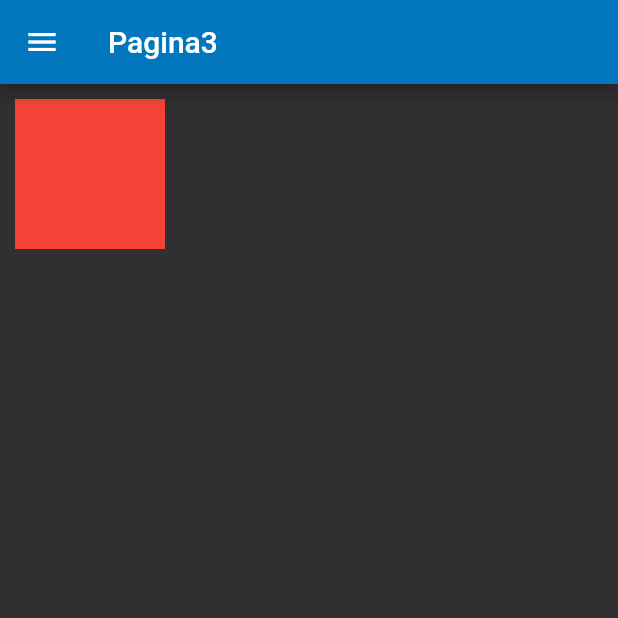
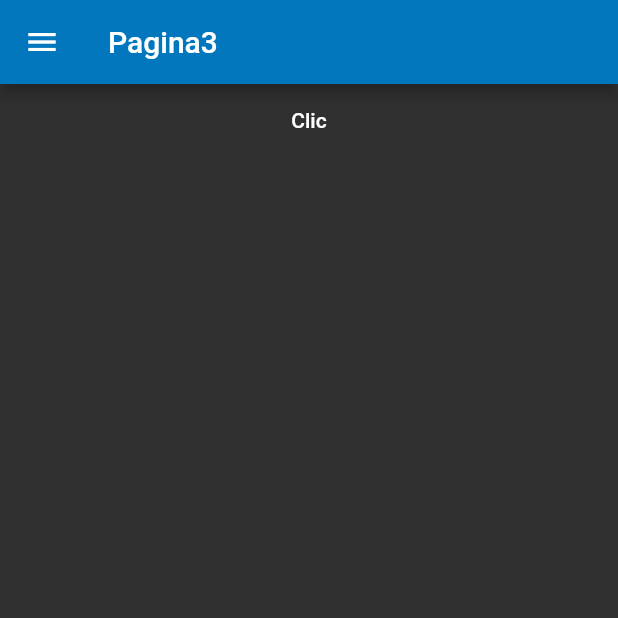
Before and after one commit to nduranduran/bottom, a Flutter app: the PageTres screen opened by its route, on a phone screen of 412 x 824 dp, the top half of it. Run offline on Flutter 3.47's test engine with Material 2 defaults, Android fonts, the phone set to English and light mode, and no system bars; our stand-ins replace rxdart; network calls fail.

Commit message:
cambios2

```diff
--- /dev/null
+++ b/lib/src/blocs/PaginaTresBloc.dart
@@ -0,0 +1,12 @@
+import 'package:rxdart/rxdart.dart';
+
+class PaginaTresBloc {
+  final listaColores = PublishSubject<String>();
+
+  Observable<String> get outListColors => listaColores.stream;
+
+  cambiarColor(String color){
+    listaColores.sink.add(color);
+  }
+
+}
--- a/lib/src/blocs/PostsBloc.dart
+++ b/lib/src/blocs/PostsBloc.dart
@@ -10,6 +10,7 @@ class PostsBloc {
   final _cambio = PublishSubject<bool>();
 
   Observable<List<PostsModel>> get outPosts => _postsList.stream;
+
   Observable<bool> get outBool => _cambio.stream;
 
   getPosts()async{
--- a/lib/src/resources/PostRepository.dart
+++ b/lib/src/resources/PostRepository.dart
@@ -4,6 +4,7 @@ import 'package:bottomnavegationbar/src/models/PostsModel.dart';
 import 'package:bottomnavegationbar/src/resources/PostsApi.dart';
 
 class PostRepository {
+
   final postsApi = PostApi();
 
   Future<List<PostsModel>> getPosts() => postsApi.getPosts();
--- a/lib/src/resources/PostsApi.dart
+++ b/lib/src/resources/PostsApi.dart
@@ -1,9 +1,9 @@
 import 'dart:convert';
-
 import 'package:bottomnavegationbar/src/models/PostsModel.dart';
 import 'package:http/http.dart' as http ;
 
 class PostApi {
+
   var client = http.Client();
 
   Future<List<PostsModel>> getPosts() async {
--- a/lib/src/ui/page2.dart
+++ b/lib/src/ui/page2.dart
@@ -1,5 +1,6 @@
 import 'package:bottomnavegationbar/src/blocs/PostsBloc.dart';
 import 'package:bottomnavegationbar/src/models/PostsModel.dart';
+import 'package:bottomnavegationbar/src/ui/page4.dart';
 import 'package:bottomnavegationbar/src/ui/widgets/buttonnavegation.dart';
 import 'package:flutter/material.dart';
 
@@ -57,11 +58,12 @@ void dispose() {
                             Expanded(
                               child: GestureDetector(
                                 onTap: (){
+                                  Navigator.pushNamed(context, '/d',arguments: ScreenArguments(post.title, "mensaje"));
                                   // setState(() {
                                   //   cambio =true;
                                   // });
-                                  cambio=!cambio;
-                                  postBloc.cambioColor(!cambio);
+                                  //cambio=!cambio;
+                                  //postBloc.cambioColor(!cambio);
                                 },
                                 child: StreamBuilder(
                                   stream: postBloc.outBool,
--- a/lib/src/ui/page3.dart
+++ b/lib/src/ui/page3.dart
@@ -1,3 +1,4 @@
+import 'package:bottomnavegationbar/src/blocs/PaginaTresBloc.dart';
 import 'package:bottomnavegationbar/src/ui/widgets/buttonnavegation.dart';
 import 'package:flutter/material.dart';
 
@@ -7,8 +8,16 @@ class PageTres extends StatefulWidget {
 }
 
 class _PageTresState extends State<PageTres> {
+
+  var bloc  = PaginaTresBloc();
+
+  var color = 'red';
+
   @override
   Widget build(BuildContext context) {
+
+    print("recunstruyendo todo *****************************");
+
     return Scaffold(
       appBar: AppBar(title: Text("Pagina3"),leading: Builder(
     builder: (BuildContext context) {
@@ -19,18 +28,49 @@ class _PageTresState extends State<PageTres> {
       );
     },
   ),),
-      body: GestureDetector(
-                onTap: (){
-                  print("regresando a la pantalla c");
-                  Navigator.popUntil(context, ModalRoute.withName('/c'));
-                },
-                child: Container(
-                margin: EdgeInsets.all(10.0),
-                height: 100,
-                width: 100,
-                color: Colors.red,
-              ),
-              ),
+      body: SingleChildScrollView(
+        child: Column(
+          children: <Widget>[
+            StreamBuilder(
+              stream: bloc.outListColors,
+              builder: (BuildContext context, AsyncSnapshot<String> snapshot){
+                if(snapshot.hasData){
+                  return Container(
+                    margin: EdgeInsets.all(10.0),
+                    color: colores(snapshot.data),
+                    height: 90,
+                    width: 90,
+                  );
+                }else{
+                  return Container();
+                }
+              },
+            ),
+             FlatButton(onPressed: (){
+              //  setState(() {
+              //    color = 'orange';
+              //  });
+              color = 'green';
+                bloc.cambiarColor(color);
+             }, child:Text('Clic') )
+          ],
+        ),
+      ),
     );
   }
 }
+
+colores(color){
+if(color=='red'){
+  return Colors.red;
+}
+if(color=='green'){
+  return Colors.green;
+}
+if(color=='yellow'){
+  return Colors.yellow;
+}
+if(color=='purple'){
+  return Colors.purple;
+}
+}
```
Also changed, not shown: lib/src/ui/page4.dart (+16 -1 lines).
